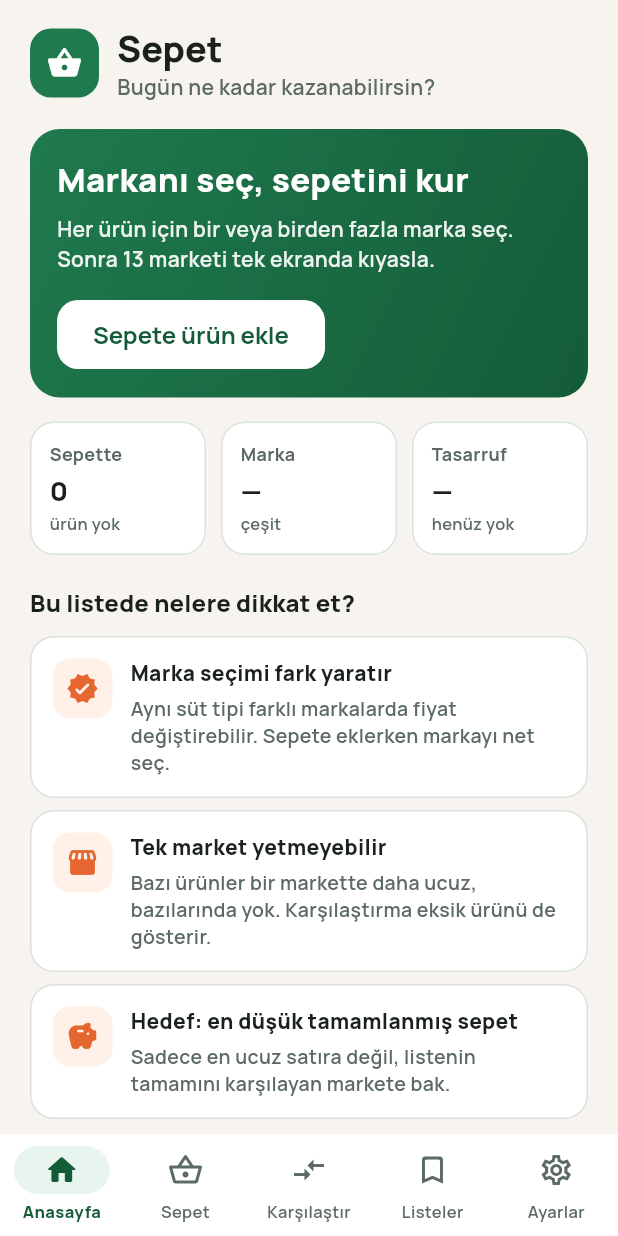
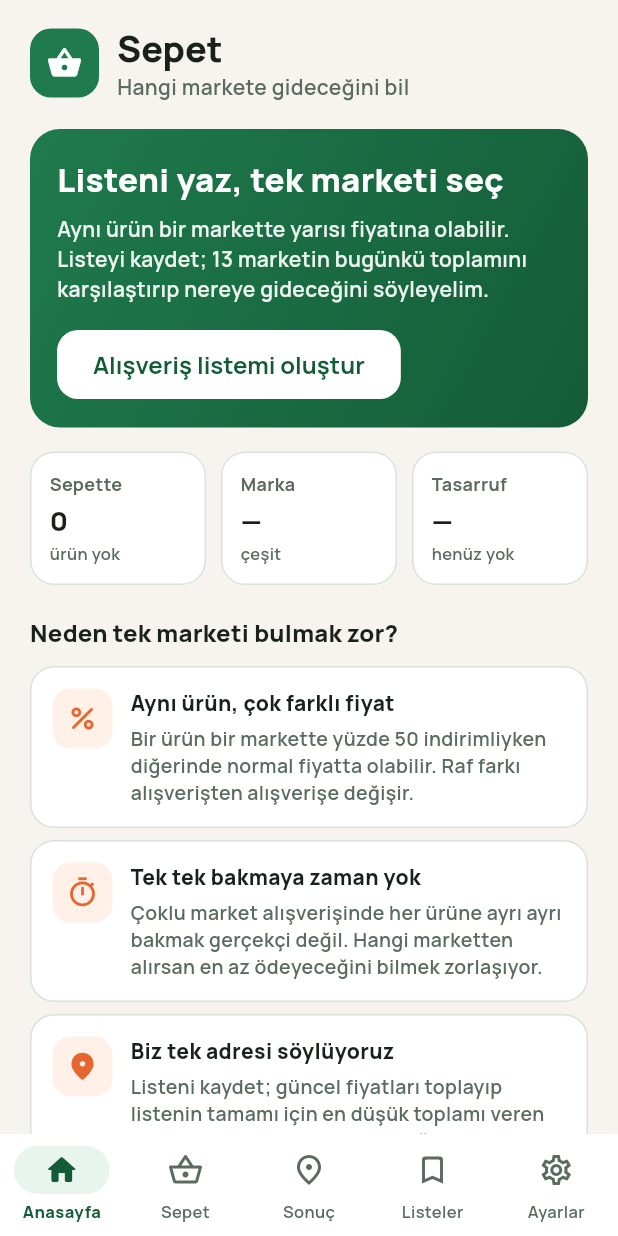
Before and after one commit to ruguikayrit/sepet-karsilastir, a Flutter app: the screen it shows after launch, on a phone screen of 412 x 824 dp. Run offline on Flutter 3.47's test engine with Material 3 defaults, Android fonts, the phone set to English and light mode, and no system bars; our stand-ins replace google_fonts, shared_preferences.

Commit message:
Hikâyeye göre UX: tek market, en düşük sepet
Ürünlerin marketler arası fiyat farkı ve “hangi tek markete gideyim?”
sorununu merkeze alacak şekilde metinleri ve sonuç vurgusunu yeniledik.

- Anasayfa: fiyat farkı / zaman / tek adres hikâyesi
- Sepet: listeyi yaz → en ucuz marketi bul
- Sonuç sekmesi: “BUGÜN BURAYA GİT” kazanan kartı
- Ayarlar ve README ürün amacını güncelledi

Co-authored-by: ruguikayrit <tiryakiugur@yahoo.com>

```diff
--- a/lib/screens/basket_screen.dart
+++ b/lib/screens/basket_screen.dart
@@ -41,8 +41,8 @@ class BasketScreen extends StatelessWidget {
                         ),
                         Text(
                           basket.isEmpty
-                              ? 'Ürün ekleyerek listeyi oluştur'
-                              : '${basket.totalQuantity} ürün listede',
+                              ? 'Bugün hangi markete gideceğini bulmak için listeyi yaz'
+                              : '${basket.totalQuantity} ürün — en ucuz tek marketi bulmaya hazır',
                           style: TextStyle(
                             color: palette.inkMuted,
                             fontWeight: FontWeight.w600,
@@ -79,9 +79,11 @@ class BasketScreen extends StatelessWidget {
                     Expanded(
                       child: Text(
                         basket.isEmpty
-                            ? 'Ürün ekle, ${Market.all.length} marketin ürün '
-                                'sayfasındaki fiyatlarla en düşük toplamı gör.'
-                            : 'Hazır olduğunda Karşılaştır sekmesine geç veya sepetini kaydet.',
+                            ? 'Aynı ürün farklı marketlerde çok farklı fiyata '
+                                'satılabiliyor. Listeni yaz; ${Market.all.length} '
+                                'marketin bugünkü toplamından en düşüğü söyleyelim.'
+                            : 'Hazır olunca en ucuz marketi bul — ya da listeni '
+                                'kaydedip sonra tekrar kullan.',
                         style: TextStyle(
                           fontWeight: FontWeight.w700,
                           color: palette.ink,
@@ -251,8 +253,8 @@ class BasketScreen extends StatelessWidget {
                     )
                   : Text(
                       basket.isEmpty
-                          ? 'Önce ürün ekleyin'
-                          : 'Marketleri karşılaştır',
+                          ? 'Önce listeye ürün ekleyin'
+                          : 'En ucuz marketi bul',
                     ),
             ),
           ),
@@ -313,8 +315,9 @@ class _EmptyState extends StatelessWidget {
             ),
             const SizedBox(height: 8),
             Text(
-              'Alışveriş listeni oluştur.\nMarketlerin kendi ürün '
-              'sayfalarındaki fiyatları\nyan yana gör.',
+              'Alışveriş listeni buraya yaz.\n'
+              'Biz bugünün fiyatlarını toplayıp\n'
+              'hangi tek markete gideceğini söyleyelim.',
               textAlign: TextAlign.center,
               style: TextStyle(
                 color: palette.inkMuted,
--- a/lib/screens/compare_screen.dart
+++ b/lib/screens/compare_screen.dart
@@ -23,7 +23,7 @@ class CompareScreen extends StatelessWidget {
 
     return Scaffold(
       appBar: AppBar(
-        title: const Text('Karşılaştırma'),
+        title: const Text('Nereye gideyim?'),
         actions: [
           if (result != null)
             IconButton(
@@ -79,14 +79,16 @@ class _EmptyCompare extends StatelessWidget {
             ),
             const SizedBox(height: 18),
             Text(
-              'Henüz karşılaştırma yok',
+              'Henüz sonuç yok',
               style: Theme.of(context).textTheme.titleLarge?.copyWith(
                     fontWeight: FontWeight.w800,
                   ),
             ),
             const SizedBox(height: 8),
             Text(
-              'Sepete ürün ekleyip “Marketleri karşılaştır”\nbutonuna basarak sonucu burada gör.',
+              'Alışveriş listeni kaydet, sonra “En ucuz marketi bul”\n'
+              'de. Bugünün fiyatlarıyla hangi tek markete\n'
+              'gideceğini burada görürsün.',
               textAlign: TextAlign.center,
               style: TextStyle(
                 color: palette.inkMuted,
@@ -119,7 +121,7 @@ class _LoadingView extends StatelessWidget {
           ),
           const SizedBox(height: 18),
           Text(
-            'Marketlerden anlık fiyatlar alınıyor…',
+            'Bugünün fiyatları toplanıyor…',
             style: Theme.of(context).textTheme.titleMedium?.copyWith(
                   fontWeight: FontWeight.w700,
                 ),
@@ -127,7 +129,7 @@ class _LoadingView extends StatelessWidget {
           ),
           const SizedBox(height: 6),
           Text(
-            '${Market.all.length} market taranıyor',
+            '${Market.all.length} markette listenin toplamı hesaplanıyor',
             style: TextStyle(color: palette.inkMuted),
           ),
         ],
@@ -164,7 +166,7 @@ class _ResultBody extends StatelessWidget {
               _NoCompleteBasketCard(result: result),
             const SizedBox(height: 18),
             Text(
-              'Market sıralaması',
+              'Diğer marketler',
               style: Theme.of(context).textTheme.titleMedium?.copyWith(
                     fontWeight: FontWeight.w800,
                   ),
@@ -370,7 +372,7 @@ class _WinnerCard extends StatelessWidget {
                   borderRadius: BorderRadius.circular(20),
                 ),
                 child: Text(
-                  'EN KARLI',
+                  'BUGÜN BURAYA GİT',
                   style: TextStyle(
                     color: palette.onAccent,
                     fontWeight: FontWeight.w800,
@@ -393,6 +395,15 @@ class _WinnerCard extends StatelessWidget {
               height: 1.1,
             ),
           ),
+          const SizedBox(height: 4),
+          Text(
+            'Listenin en düşük tamamlanmış toplamı',
+            style: TextStyle(
+              color: palette.onAccent.withValues(alpha: 0.9),
+              fontWeight: FontWeight.w600,
+              fontSize: 13,
+            ),
+          ),
           const SizedBox(height: 6),
           Text(
             formatTry(winner.total),
@@ -405,8 +416,8 @@ class _WinnerCard extends StatelessWidget {
           ),
           const SizedBox(height: 4),
           Text(
-            '${winner.lines.length} satırın tamamı ${winner.market.name} '
-            'ürün sayfalarından okundu',
+            '${winner.lines.length} ürünün fiyatı ${winner.market.name} '
+            'sayfalarından okundu — tek market yeterli',
             style: TextStyle(
               color: palette.onAccent.withValues(alpha: 0.9),
               fontWeight: FontWeight.w600,
@@ -416,7 +427,8 @@ class _WinnerCard extends StatelessWidget {
           if (savings != null && savings! > 0) ...[
             const SizedBox(height: 10),
             Text(
-              'En pahalı markete göre ${formatTry(savings!)} tasarruf',
+              'Başka bir tamamlanmış markete göre ${formatTry(savings!)} '
+              'daha az ödersin',
               style: TextStyle(
                 color: palette.onAccent.withValues(alpha: 0.9),
                 fontWeight: FontWeight.w600,
--- a/lib/screens/home_screen.dart
+++ b/lib/screens/home_screen.dart
@@ -52,7 +52,7 @@ class HomeScreen extends StatelessWidget {
                             ?.copyWith(fontWeight: FontWeight.w800),
                       ),
                       Text(
-                        'Bugün ne kadar kazanabilirsin?',
+                        'Hangi markete gideceğini bil',
                         style: TextStyle(
                           color: palette.inkMuted,
                           fontWeight: FontWeight.w600,
@@ -77,22 +77,23 @@ class HomeScreen extends StatelessWidget {
                   : !basket.isEmpty
                       ? _ActionHero(
                           key: const ValueKey('ready'),
-                          title: 'Sepetin hazır — karşılaştır',
+                          title: 'Listen hazır — tek marketi bul',
                           body:
-                              '${basket.totalQuantity} ürün · ${basket.uniqueBrandCount} marka. '
-                              'Marketlerin kendi ürün sayfalarından okunan '
-                              'fiyatlarla en düşük toplamı şimdi gör.',
-                          cta: 'Sonucu gör',
+                              '${basket.totalQuantity} ürün kaydı. '
+                              'Bugünün fiyatlarıyla hangi marketten '
+                              'alırsan en az ödeyeceğini şimdi gör.',
+                          cta: 'En ucuz marketi göster',
                           onTap: () => onOpenTab(2),
                         )
                       : _ActionHero(
                           key: const ValueKey('empty'),
-                          title: 'Markanı seç, sepetini kur',
+                          title: 'Listeni yaz, tek marketi seç',
                           body:
-                              'Her ürün için bir veya birden fazla marka seç. '
-                              'Sonra ${Market.all.length} marketi tek ekranda '
-                              'kıyasla.',
-                          cta: 'Sepete ürün ekle',
+                              'Aynı ürün bir markette yarısı fiyatına olabilir. '
+                              'Listeyi kaydet; ${Market.all.length} marketin '
+                              'bugünkü toplamını karşılaştırıp nereye '
+                              'gideceğini söyleyelim.',
+                          cta: 'Alışveriş listemi oluştur',
                           onTap: () => onOpenTab(1),
                         ),
             ),
@@ -206,47 +207,50 @@ class HomeScreen extends StatelessWidget {
             ],
             const SizedBox(height: 20),
             Text(
-              'Bu listede nelere dikkat et?',
+              'Neden tek marketi bulmak zor?',
               style: Theme.of(context).textTheme.titleMedium?.copyWith(
                     fontWeight: FontWeight.w800,
                   ),
             ),
             const SizedBox(height: 10),
             const _InsightCard(
-              icon: Icons.verified_rounded,
-              title: 'Marka seçimi fark yaratır',
+              icon: Icons.percent_rounded,
+              title: 'Aynı ürün, çok farklı fiyat',
               body:
-                  'Aynı süt tipi farklı markalarda fiyat değiştirebilir. '
-                  'Sepete eklerken markayı net seç.',
+                  'Bir ürün bir markette yüzde 50 indirimliyken diğerinde '
+                  'normal fiyatta olabilir. Raf farkı alışverişten alışverişe '
+                  'değişir.',
             ),
             const SizedBox(height: 8),
             const _InsightCard(
-              icon: Icons.storefront_rounded,
-              title: 'Tek market yetmeyebilir',
+              icon: Icons.timer_outlined,
+              title: 'Tek tek bakmaya zaman yok',
               body:
-                  'Bazı ürünler bir markette daha ucuz, bazılarında yok. '
-                  'Karşılaştırma eksik ürünü de gösterir.',
+                  'Çoklu market alışverişinde her ürüne ayrı ayrı bakmak '
+                  'gerçekçi değil. Hangi marketten alırsan en az ödeyeceğini '
+                  'bilmek zorlaşıyor.',
             ),
             const SizedBox(height: 8),
             const _InsightCard(
-              icon: Icons.savings_rounded,
-              title: 'Hedef: en düşük tamamlanmış sepet',
+              icon: Icons.place_rounded,
+              title: 'Biz tek adresi söylüyoruz',
               body:
-                  'Sadece en ucuz satıra değil, listenin tamamını '
-                  'karşılayan markete bak.',
+                  'Listeni kaydet; güncel fiyatları toplayıp listenin tamamı '
+                  'için en düşük toplamı veren marketi gösterelim. Sen de '
+                  'doğrudan oraya git.',
             ),
             const SizedBox(height: 20),
             Text(
-              'Karşılaştırılan ${Market.all.length} market',
+              'Bugün baktığımız ${Market.all.length} market',
               style: Theme.of(context).textTheme.titleMedium?.copyWith(
                     fontWeight: FontWeight.w800,
                   ),
             ),
             const SizedBox(height: 4),
             Text(
-              'Fiyat, yalnızca marketin kendi ürün sayfasından okunabildiğinde '
-              'yazar. Okunamayan markette satır “ürün bulunamadı” kalır; '
-              'tahmini tutar göstermiyoruz.',
+              'Her tutar marketin kendi ürün sayfasından okunur. Okunamayan '
+              'satırda tahmin yok; “ürün bulunamadı” yazar. Amaç: hangi tek '
+              'markete gideceğini güvenle seçmek.',
               style: TextStyle(
                 color: palette.inkMuted,
                 fontSize: 13,
@@ -321,7 +325,7 @@ class _SavingsHero extends StatelessWidget {
             crossAxisAlignment: CrossAxisAlignment.start,
             children: [
               Text(
-                'Son karşılaştırma',
+                'Bugün buraya git',
                 style: TextStyle(
                   color: palette.onAccent.withValues(alpha: 0.72),
                   fontWeight: FontWeight.w700,
@@ -329,7 +333,7 @@ class _SavingsHero extends StatelessWidget {
               ),
               const SizedBox(height: 8),
               Text(
-                '$marketName ile ${formatTry(savings)} tasarruf',
+                '$marketName · ${formatTry(savings)} kazanç',
                 style: TextStyle(
                   color: palette.onAccent,
                   fontSize: 22,
@@ -339,7 +343,7 @@ class _SavingsHero extends StatelessWidget {
               ),
               const SizedBox(height: 6),
               Text(
-                'En karlı sepet toplamı ${formatTry(total)}',
+                'Listenin en düşük toplamı ${formatTry(total)} — tek market yeterli',
                 style: TextStyle(
                   color: palette.onAccent,
                   fontWeight: FontWeight.w600,
--- a/lib/screens/lists_screen.dart
+++ b/lib/screens/lists_screen.dart
@@ -339,7 +339,7 @@ class _HistoryView extends StatelessWidget {
         title: 'Geçmiş boş',
         body: 'Her karşılaştırma otomatik kaydedilir.\n'
             'Sonuçları burada tekrar görebilirsin.',
-        actionLabel: basket.isEmpty ? 'Sepete ürün ekle' : 'Karşılaştır',
+        actionLabel: basket.isEmpty ? 'Sepete ürün ekle' : 'En ucuz marketi bul',
         onAction: () => onOpenTab(basket.isEmpty ? 1 : 2),
       );
     }
--- a/lib/screens/main_shell.dart
+++ b/lib/screens/main_shell.dart
@@ -72,9 +72,9 @@ class MainShellState extends State<MainShell> {
               label: 'Sepet',
             ),
             const NavigationDestination(
-              icon: Icon(Icons.compare_arrows_outlined),
-              selectedIcon: Icon(Icons.compare_arrows_rounded),
-              label: 'Karşılaştır',
+              icon: Icon(Icons.place_outlined),
+              selectedIcon: Icon(Icons.place_rounded),
+              label: 'Sonuç',
             ),
             const NavigationDestination(
               icon: Icon(Icons.bookmark_border_rounded),
--- a/lib/screens/settings_screen.dart
+++ b/lib/screens/settings_screen.dart
@@ -92,7 +92,8 @@ class SettingsScreen extends StatelessWidget {
                 _InfoRow(label: 'Sürüm', value: '1.0.0'),
                 _InfoRow(
                   label: 'Amaç',
-                  value: 'Market sepeti fiyat karşılaştırması',
+                  value:
+                      'Alışveriş listesi için bugün en ucuz tek marketi bulmak',
                 ),
               ],
             ),
--- a/pubspec.yaml
+++ b/pubspec.yaml
@@ -1,5 +1,5 @@
 name: sepet_karsilastir
-description: "Market alisveris listesi fiyat karsilastirma uygulamasi"
+description: "Alisveris listesi icin bugun en ucuz tek marketi bulan uygulama"
 # The following line prevents the package from being accidentally published to
 # pub.dev using `flutter pub publish`. This is preferred for private packages.
 publish_to: 'none' # Remove this line if you wish to publish to pub.dev
```
Also changed, not shown: 3 other files.
